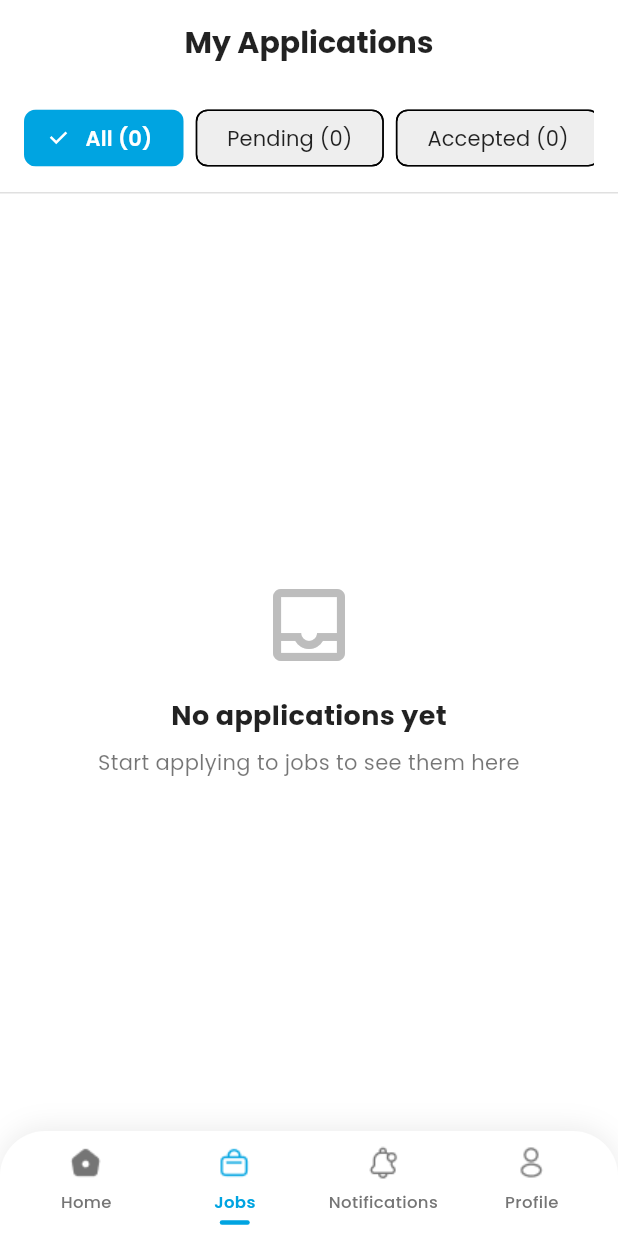
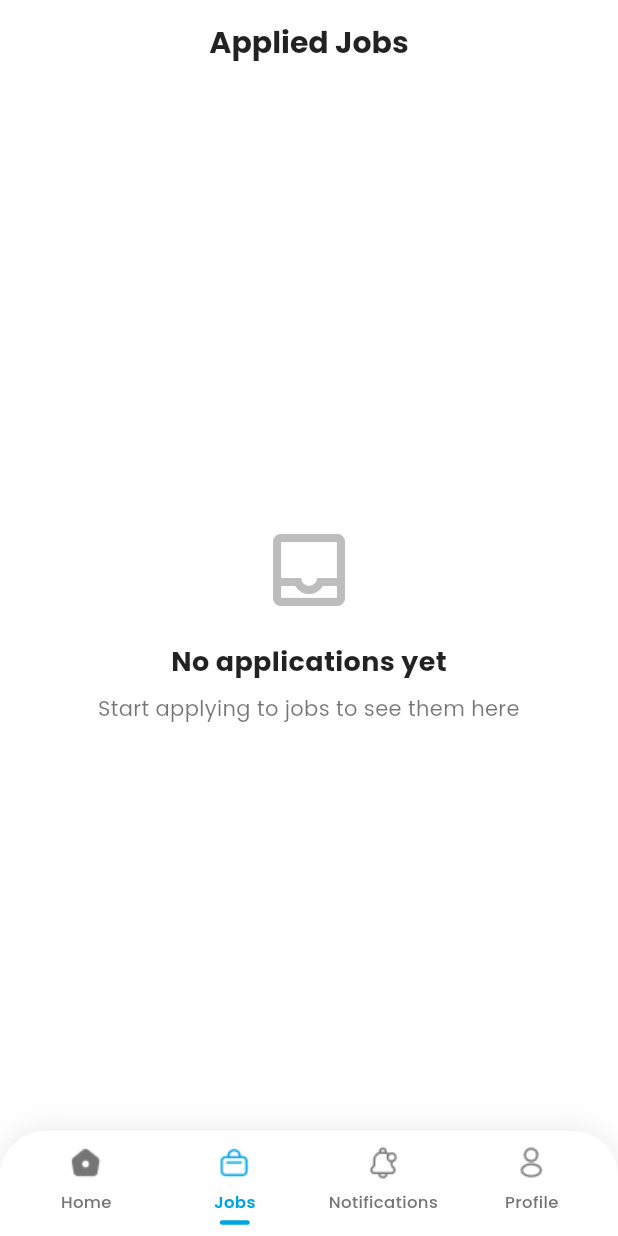
Before and after one commit to MayaDevops/join-meds-mobile, a Flutter app: the JobsTabScreen screen opened by its route, on a phone screen of 412 x 824 dp. Run offline on Flutter 3.47's test engine with Material 3 defaults, Android fonts, the phone set to English and light mode, and no system bars; our stand-ins replace device_info_plus, dio, equatable, file_picker, firebase_core, firebase_database and 8 more; accounts and stored records are empty; network calls fail; project files that could hold a hidden picture were left out.

Commit message:
ui issues and navigation flow updated

```diff
--- a/lib/src/features/auth/presentation/screens/login_screen.dart
+++ b/lib/src/features/auth/presentation/screens/login_screen.dart
@@ -184,7 +184,6 @@ class _LoginScreenState extends State<LoginScreen> {
   @override
   Widget build(BuildContext context) {
     final screenHeight = MediaQuery.of(context).size.height;
-    final screenWidth = MediaQuery.of(context).size.width;
 
     return Scaffold(
       body: Container(
--- a/lib/src/features/home/presentation/providers/jobs_tab_provider.dart
+++ b/lib/src/features/home/presentation/providers/jobs_tab_provider.dart
@@ -11,14 +11,12 @@ class JobsTabProvider extends ChangeNotifier {
   JobsTabProvider(this._jobRepo);
 
   List<JobAppliedDTO> _appliedJobs = [];
-  List<JobAppliedDTO> _filteredJobs = [];
   bool _isLoading = false;
   String? _error;
-  String? _filterStatus; // 'all', 'pending', 'reviewed', 'accepted', 'rejected'
   DateTime? _lastFetchTime;
 
   /// All applied jobs
-  List<JobAppliedDTO> get appliedJobs => _filteredJobs;
+  List<JobAppliedDTO> get appliedJobs => _appliedJobs;
 
   /// Loading state
   bool get isLoading => _isLoading;
@@ -26,23 +24,8 @@ class JobsTabProvider extends ChangeNotifier {
   /// Error message
   String? get error => _error;
 
-  /// Current filter status
-  String? get filterStatus => _filterStatus ?? 'all';
-
   /// Total applications count
   int get totalCount => _appliedJobs.length;
-
-  /// Pending applications count
-  int get pendingCount =>
-      _appliedJobs.where((j) => j.status == 'pending').length;
-
-  /// Accepted applications count
-  int get acceptedCount =>
-      _appliedJobs.where((j) => j.status == 'accepted').length;
-
-  /// Rejected applications count
-  int get rejectedCount =>
-      _appliedJobs.where((j) => j.status == 'rejected').length;
 
   /// Fetch applied jobs for the user
   Future<void> fetchAppliedJobs(
@@ -67,13 +50,11 @@ class JobsTabProvider extends ChangeNotifier {
 
       if (response.success && response.data != null) {
         _appliedJobs = response.data!;
-        _applyFilter(); // Apply current filter
         _lastFetchTime = DateTime.now();
         _error = null;
       } else {
         _error = response.message;
         _appliedJobs = [];
-        _filteredJobs = [];
       }
     } on DioException catch (e) {
       _error = e.message ?? 'Network error occurred';
@@ -87,24 +68,6 @@ class JobsTabProvider extends ChangeNotifier {
     }
   }
 
-  /// Filter jobs by status
-  void filterByStatus(String? status) {
-    _filterStatus = status;
-    _applyFilter();
-  }
-
-  /// Apply the current filter
-  void _applyFilter() {
-    if (_filterStatus == null || _filterStatus == 'all') {
-      _filteredJobs = List.from(_appliedJobs);
-    } else {
-      _filteredJobs = _appliedJobs
-          .where((job) => job.status?.toLowerCase() == _filterStatus?.toLowerCase())
-          .toList();
-    }
-    notifyListeners();
-  }
-
   /// Search applications with custom params
   Future<void> searchApplications(JobSearchParams params) async {
     _isLoading = true;
@@ -116,12 +79,10 @@ class JobsTabProvider extends ChangeNotifier {
 
       if (response.success && response.data != null) {
         _appliedJobs = response.data!;
-        _applyFilter(); // Apply current filter
         _error = null;
       } else {
         _error = response.message;
         _appliedJobs = [];
-        _filteredJobs = [];
       }
     } on DioException catch (e) {
       _error = e.message ?? 'Network error occurred';
@@ -143,7 +104,7 @@ class JobsTabProvider extends ChangeNotifier {
   /// Add a newly applied job to the local list
   void addAppliedJob(JobAppliedDTO application) {
     _appliedJobs.insert(0, application); // Add at beginning
-    _applyFilter();
+    notifyListeners();
   }
 
   /// Clear error message
@@ -155,8 +116,6 @@ class JobsTabProvider extends ChangeNotifier {
   /// Clear all data
   void clear() {
     _appliedJobs = [];
-    _filteredJobs = [];
-    _filterStatus = null;
     _lastFetchTime = null;
     _error = null;
     notifyListeners();
@@ -165,7 +124,6 @@ class JobsTabProvider extends ChangeNotifier {
   @override
   void dispose() {
     _appliedJobs.clear();
-    _filteredJobs.clear();
     super.dispose();
   }
 }
--- a/lib/src/features/home/presentation/screens/jobs_tab_screen.dart
+++ b/lib/src/features/home/presentation/screens/jobs_tab_screen.dart
@@ -56,7 +56,7 @@ class _JobsTabScreenState extends State<JobsTabScreen>
     return Scaffold(
       appBar: AppBar(
         title: const Text(
-          'My Applications',
+          'Applied Jobs',
           style: TextStyle(
             fontSize: 20,
             fontWeight: FontWeight.bold,
@@ -69,62 +69,8 @@ class _JobsTabScreenState extends State<JobsTabScreen>
       ),
       body: Consumer<JobsTabProvider>(
         builder: (context, jobsProvider, child) {
-          return Column(
-            children: [
-              // Filter chips
-              _buildFilterChips(jobsProvider),
-              const Divider(height: 1),
-              // Job list
-              Expanded(
-                child: _buildJobList(jobsProvider),
-              ),
-            ],
-          );
+          return _buildJobList(jobsProvider);
         },
-      ),
-    );
-  }
-
-  Widget _buildFilterChips(JobsTabProvider jobsProvider) {
-    final filters = [
-      {'label': 'All', 'value': 'all', 'count': jobsProvider.totalCount},
-      {'label': 'Pending', 'value': 'pending', 'count': jobsProvider.pendingCount},
-      {'label': 'Accepted', 'value': 'accepted', 'count': jobsProvider.acceptedCount},
-      {'label': 'Rejected', 'value': 'rejected', 'count': jobsProvider.rejectedCount},
-    ];
-
-    return Container(
-      color: Colors.white,
-      padding: const EdgeInsets.symmetric(horizontal: 16, vertical: 12),
-      child: SingleChildScrollView(
-        scrollDirection: Axis.horizontal,
-        child: Row(
-          children: filters.map((filter) {
-            final isSelected = jobsProvider.filterStatus == filter['value'];
-            final count = filter['count'] as int;
-
-            return Padding(
-              padding: const EdgeInsets.only(right: 8),
-              child: FilterChip(
-                label: Text(
-                  '${filter['label']} ($count)',
-                  style: TextStyle(
-                    color: isSelected ? Colors.white : Colors.black87,
-                    fontWeight: isSelected ? FontWeight.w600 : FontWeight.normal,
-                  ),
-                ),
-                selected: isSelected,
-                onSelected: (selected) {
-                  jobsProvider.filterByStatus(filter['value'] as String);
-                },
-                selectedColor: AppColors.primaryBlue,
-                backgroundColor: Colors.grey.shade200,
-                checkmarkColor: Colors.white,
-                padding: const EdgeInsets.symmetric(horizontal: 12, vertical: 8),
-              ),
-            );
-          }).toList(),
-        ),
       ),
     );
   }
@@ -219,11 +165,9 @@ class _JobsTabScreenState extends State<JobsTabScreen>
                 color: Colors.grey.shade400,
               ),
               const SizedBox(height: 16),
-              Text(
-                jobsProvider.filterStatus == 'all'
-                    ? 'No applications yet'
-                    : 'No ${jobsProvider.filterStatus} applications',
-                style: const TextStyle(
+              const Text(
+                'No applications yet',
+                style: TextStyle(
                   fontSize: 18,
                   fontWeight: FontWeight.bold,
                   color: Colors.black87,
@@ -258,7 +202,6 @@ class _JobsTabScreenState extends State<JobsTabScreen>
 
           return JobCardWidget(
             job: _mapApplicationToJob(application),
-            statusBadge: application.status,
             isApplied: true, // All jobs in this tab are already applied
             onTap: () {
               // Navigate to job details or application details
```
Also changed, not shown: lib/src/core/router/app_router.dart (+19 -0 lines), lib/src/features/home/presentation/screens/job_filters_screen.dart (+6 -1 lines), pubspec.lock, 9 other files.
